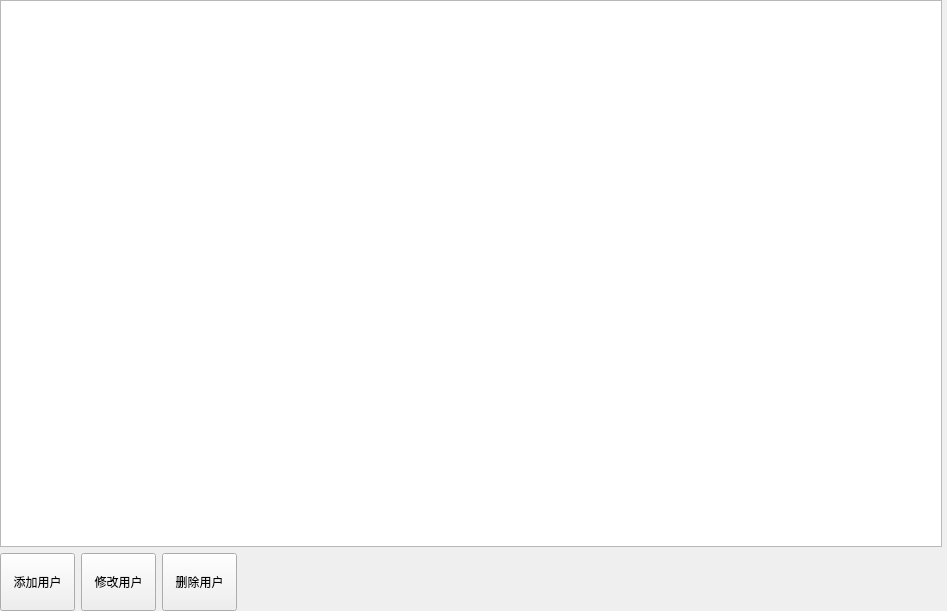
Above: View/users/ui/ui_system_user.ui from zgj0607/Py-store before the change. Below: the same form after it.
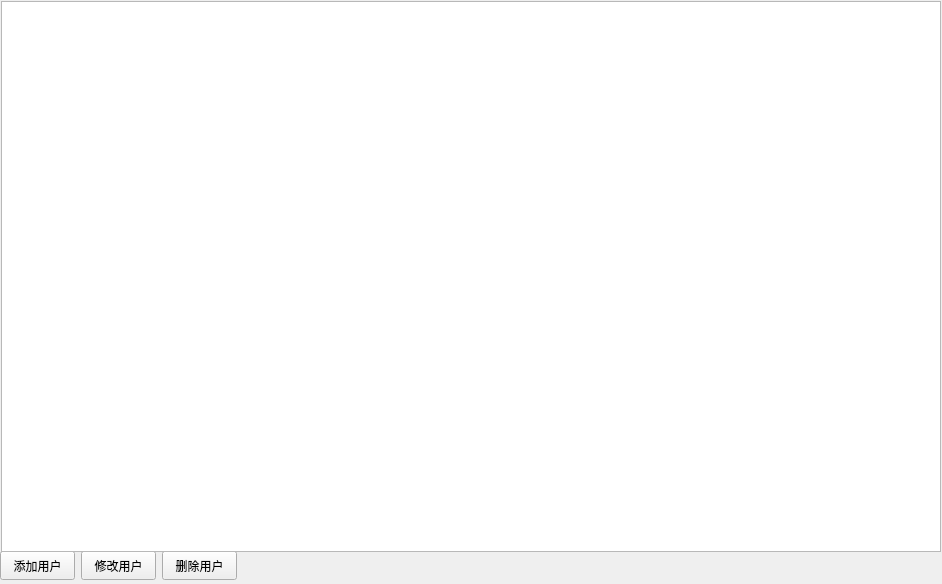
That is the form after the change.

Diff of the .ui file:
```diff
--- a/View/users/ui/ui_system_user.ui
+++ b/View/users/ui/ui_system_user.ui
@@ -6,37 +6,22 @@
    <rect>
     <x>0</x>
     <y>0</y>
-    <width>947</width>
-    <height>611</height>
+    <width>942</width>
+    <height>584</height>
    </rect>
   </property>
   <property name="windowTitle">
    <string>Form</string>
   </property>
-  <widget class="QWidget" name="layoutWidget">
+  <widget class="QWidget" name="">
    <property name="geometry">
     <rect>
      <x>0</x>
-     <y>0</y>
-     <width>942</width>
-     <height>611</height>
+     <y>550</y>
+     <width>941</width>
+     <height>32</height>
     </rect>
    </property>
-   <layout class="QVBoxLayout" name="verticalLayout_20">
-    <item>
-     <widget class="QTableView" name="sys_user_table">
-      <property name="minimumSize">
-       <size>
-        <width>940</width>
-        <height>541</height>
-       </size>
-      </property>
-      <property name="selectionBehavior">
-       <enum>QAbstractItemView::SelectRows</enum>
-      </property>
-     </widget>
-    </item>
-    <item>
      <layout class="QHBoxLayout" name="horizontalLayout_19">
       <item>
        <widget class="QPushButton" name="add_sys_user">
@@ -49,13 +34,13 @@
         <property name="minimumSize">
          <size>
           <width>75</width>
-          <height>58</height>
+        <height>29</height>
          </size>
         </property>
         <property name="maximumSize">
          <size>
           <width>75</width>
-          <height>58</height>
+        <height>29</height>
          </size>
         </property>
         <property name="text">
@@ -74,13 +59,13 @@
         <property name="minimumSize">
          <size>
           <width>75</width>
-          <height>58</height>
+        <height>29</height>
          </size>
         </property>
         <property name="maximumSize">
          <size>
           <width>75</width>
-          <height>58</height>
+        <height>29</height>
          </size>
         </property>
         <property name="text">
@@ -99,13 +84,13 @@
         <property name="minimumSize">
          <size>
           <width>75</width>
-          <height>58</height>
+        <height>29</height>
          </size>
         </property>
         <property name="maximumSize">
          <size>
           <width>75</width>
-          <height>58</height>
+        <height>29</height>
          </size>
         </property>
         <property name="text">
@@ -127,8 +112,31 @@
        </spacer>
       </item>
      </layout>
-    </item>
-   </layout>
+  </widget>
+  <widget class="QTableView" name="sys_user_table">
+   <property name="geometry">
+    <rect>
+     <x>1</x>
+     <y>1</y>
+     <width>940</width>
+     <height>551</height>
+    </rect>
+   </property>
+   <property name="minimumSize">
+    <size>
+     <width>940</width>
+     <height>551</height>
+    </size>
+   </property>
+   <property name="selectionBehavior">
+    <enum>QAbstractItemView::SelectRows</enum>
+   </property>
+   <attribute name="horizontalHeaderStretchLastSection">
+    <bool>true</bool>
+   </attribute>
+   <attribute name="verticalHeaderVisible">
+    <bool>false</bool>
+   </attribute>
   </widget>
  </widget>
  <resources/>
```
Lines whose indentation alone changed are shown as unchanged.
